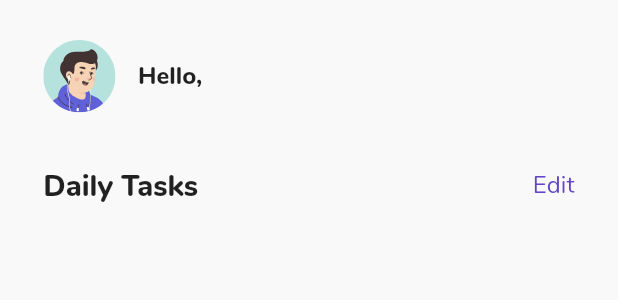
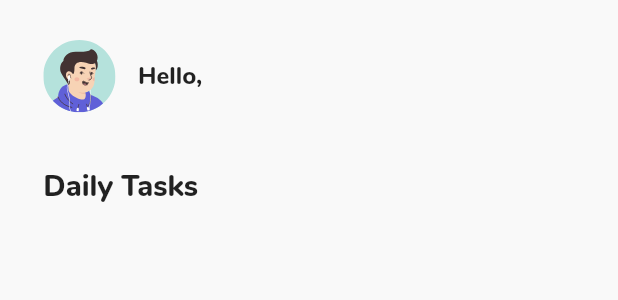
Before and after one commit to abdoumata03/task_management_app, a Flutter app: the TasksBody widget shown alone on an empty page, opened directly, on a phone screen of 412 x 824 dp. Shown: the top 300 px of the screen. Run offline on Flutter 3.47's test engine with Material 2 defaults, Android fonts, the phone set to English and light mode, and no system bars; our stand-ins replace flutter_svg, get, get_storage; accounts and stored records are empty.

Commit message:
Dissmissible Tasks, Snackbar (Undo Function)

```diff
--- a/lib/Screens/home/models/task_model.dart
+++ b/lib/Screens/home/models/task_model.dart
@@ -7,5 +7,5 @@ class Task {
   factory Task.fromJson(Map<String, dynamic> task) =>
       Task(title: task['title'], isCompleted: task['isCompleted']);
 
-  Map<String, dynamic> toJson() => {'title': title, 'isCompleted': isCompleted};
+  Map<String, dynamic> toJson() => {'title': title, 'isCompleted' : isCompleted};
 }
--- a/lib/Screens/home/view/pages/Tasks_body.dart
+++ b/lib/Screens/home/view/pages/Tasks_body.dart
@@ -44,23 +44,10 @@ class TasksBody extends StatelessWidget {
                   ],
                 ),
                 SizedBox(height: 40.rh),
-                Row(
-                  mainAxisAlignment: MainAxisAlignment.spaceBetween,
-                  children: [
-                    Text(
-                      'Daily Tasks',
-                      style: TextStyle(
-                          fontWeight: FontWeight.w800, fontSize: 22.rh),
-                    ),
-                    Text(
-                      'Edit',
-                      style: TextStyle(
-                        fontWeight: FontWeight.w400,
-                        fontSize: 18.rh,
-                        color: kPrimaryColor,
-                      ),
-                    ),
-                  ],
+                Text(
+                  'Daily Tasks',
+                  style: TextStyle(
+                      fontWeight: FontWeight.w800, fontSize: 22.rh),
                 ),
                 SizedBox(height: 23.rh),
               ],
```
Also changed, not shown: lib/Screens/home/controller/tasks_controller.dart (+25 -16 lines), lib/Screens/home/view/widgets/TaskList.dart (+18 -8 lines), lib/Screens/home/view/widgets/TaskTile.dart (+4 -12 lines).
